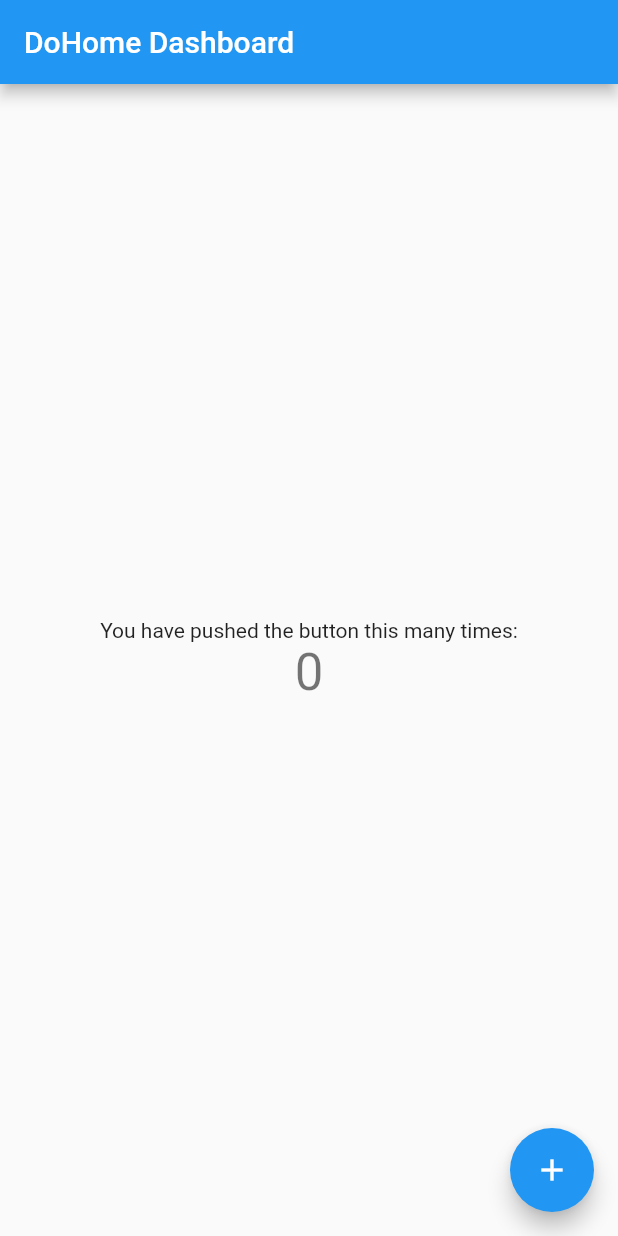
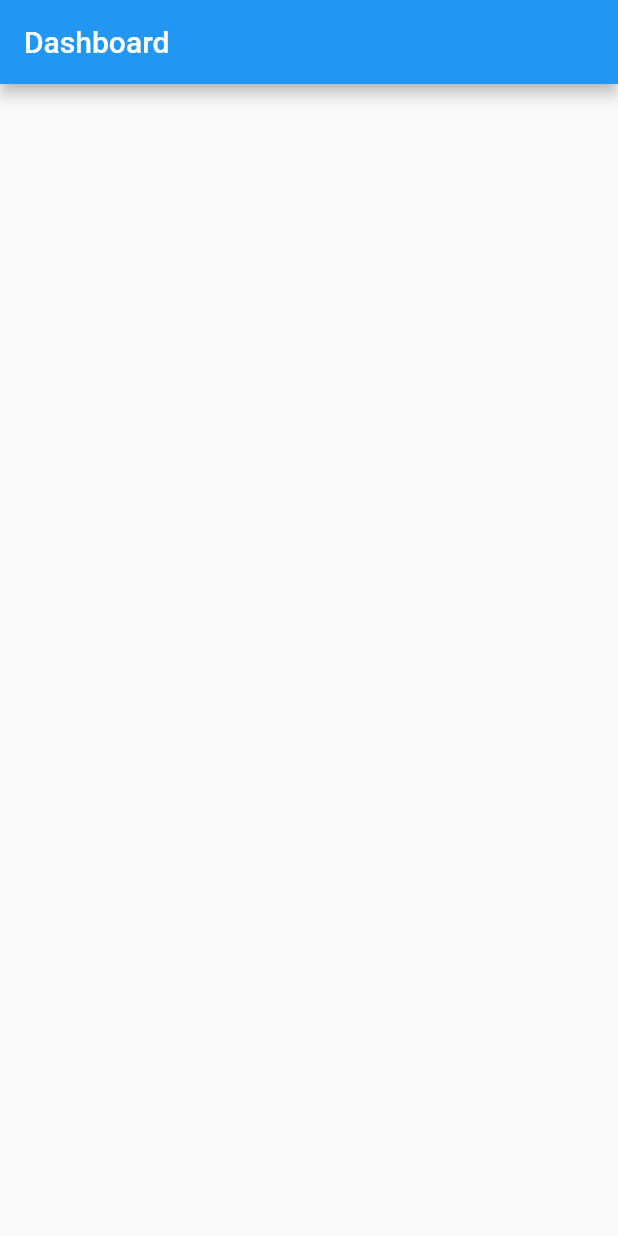
Before and after one commit to alok19980/do_home, a Flutter app: the screen it shows after launch, on a phone screen of 412 x 824 dp. Run offline on Flutter 3.47's test engine with Material 2 defaults, Android fonts, the phone set to English and light mode, and no system bars.

Commit message:
Initialized some basic screens

```diff
--- a/lib/main.dart
+++ b/lib/main.dart
@@ -1,3 +1,4 @@
+import 'package:do_home/ui/dashboard_screen.dart';
 import 'package:flutter/material.dart';
 
 void main() {
@@ -15,60 +16,7 @@ class MyApp extends StatelessWidget {
 
         primarySwatch: Colors.blue,
       ),
-      home: const MyHomePage(title: 'DoHome Dashboard'),
+      home: const DashboardScreen()
     );
   }
 }
-
-class MyHomePage extends StatefulWidget {
-  const MyHomePage({super.key, required this.title});
-
-
-  final String title;
-
-  @override
-  State<MyHomePage> createState() => _MyHomePageState();
-}
-
-class _MyHomePageState extends State<MyHomePage> {
-  int _counter = 0;
-
-  void _incrementCounter() {
-    setState(() {
-
-      _counter++;
-    });
-  }
-
-  @override
-  Widget build(BuildContext context) {
-
-    return Scaffold(
-      appBar: AppBar(
-
-        title: Text(widget.title),
-      ),
-      body: Center(
-
-        child: Column(
-
-          mainAxisAlignment: MainAxisAlignment.center,
-          children: <Widget>[
-            const Text(
-              'You have pushed the button this many times:',
-            ),
-            Text(
-              '$_counter',
-              style: Theme.of(context).textTheme.headline4,
-            ),
-          ],
-        ),
-      ),
-      floatingActionButton: FloatingActionButton(
-        onPressed: _incrementCounter,
-        tooltip: 'Increment',
-        child: const Icon(Icons.add),
-      ),
-    );
-  }
-}
--- /dev/null
+++ b/lib/ui/dashboard_screen.dart
@@ -0,0 +1,13 @@
+import 'package:flutter/material.dart';
+
+class DashboardScreen extends StatelessWidget {
+  const DashboardScreen({super.key});
+
+  @override
+  Widget build(BuildContext context) {
+    return Scaffold(
+      appBar: AppBar(title: const Text("Dashboard")),
+    );
+  }
+
+}
```
Also changed, not shown: lib/ui/login_screen.dart (added, +15 -0 lines), lib/ui/signup_screen.dart (added, +14 -0 lines), lib/ui/splash_screen.dart (added, +13 -0 lines), lib/ui/widgets/shopping_list_screen.dart (added, +13 -0 lines).
